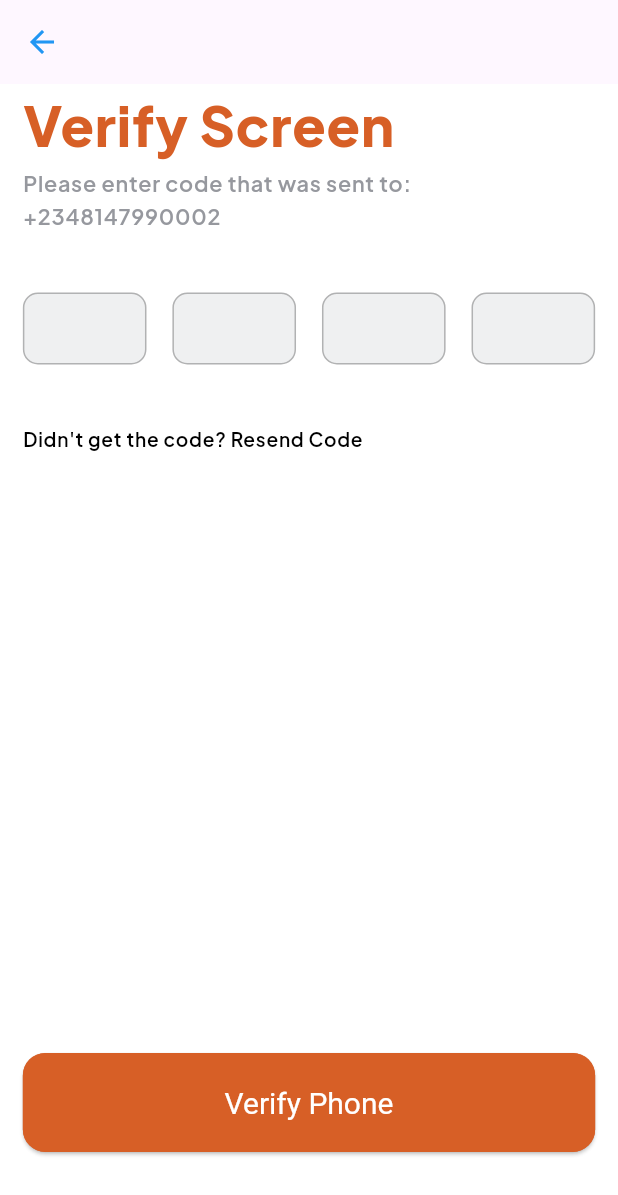
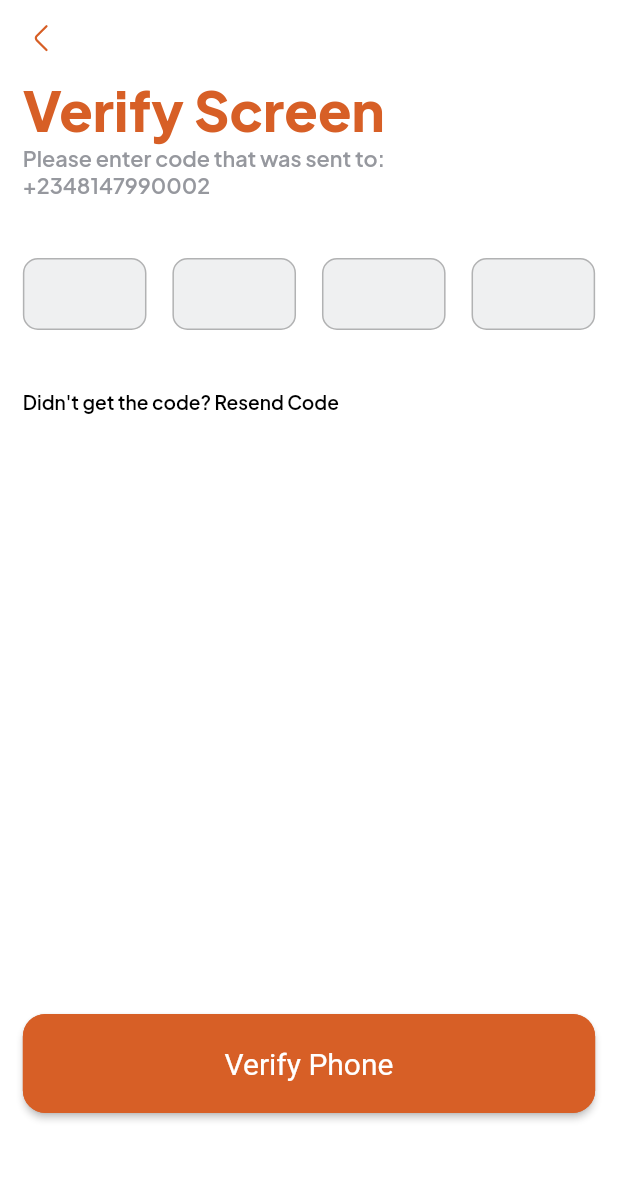
Before and after one commit to UcheAzubuko/floatr-v1, a Flutter app: the SignUpScreen screen opened by its route, after a tap on "Next", on a phone screen of 412 x 824 dp. Shown: the top 1195 px of the screen. Run offline on Flutter 3.47's test engine with Material 2 defaults, Android fonts, the phone set to English and light mode, and no system bars; drawn by our look-alikes of otp_text_field; our stand-ins replace dotted_border, flutter_svg, get_it, google_fonts, smooth_page_indicator.

Commit message:
update: custom appbar across screens, useMaterial3 - false

```diff
--- a/lib/app/features/authentication/view/login_screen.dart
+++ b/lib/app/features/authentication/view/login_screen.dart
@@ -5,6 +5,8 @@ import 'package:floatr/app/widgets/general_button.dart';
 import 'package:floatr/core/utils/app_colors.dart';
 import 'package:floatr/core/utils/spacing.dart';
 import 'package:flutter/material.dart';
+
+import '../../../widgets/custom_appbar.dart';
 
 class LoginScreen extends StatefulWidget {
   const LoginScreen({super.key});
@@ -17,7 +19,7 @@ class _LoginScreenState extends State<LoginScreen> {
   @override
   Widget build(BuildContext context) {
     return Scaffold(
-      appBar: AppBar(),
+      appBar: CustomAppBar(),
       body: SafeArea(
         child: Column(
           crossAxisAlignment: CrossAxisAlignment.start,
--- a/lib/app/features/authentication/view/sign_up_screen.dart
+++ b/lib/app/features/authentication/view/sign_up_screen.dart
@@ -4,11 +4,13 @@ import 'package:floatr/app/widgets/text_field.dart';
 import 'package:floatr/core/route/navigation_service.dart';
 import 'package:floatr/core/route/route_names.dart';
 import 'package:flutter/material.dart';
+import 'package:flutter_svg/svg.dart';
 
 import '../../../../core/misc/dependency_injectors.dart';
 import '../../../../core/utils/app_colors.dart';
 import '../../../../core/utils/spacing.dart';
 import '../../../widgets/app_text.dart';
+import '../../../widgets/custom_appbar.dart';
 import '../../../widgets/general_button.dart';
 
 class SignUpScreen extends StatefulWidget {
@@ -23,7 +25,7 @@ class _SignUpScreenState extends State<SignUpScreen> {
   @override
   Widget build(BuildContext context) {
     return Scaffold(
-      appBar: AppBar(foregroundColor: Colors.white, backgroundColor: Colors.white,),
+      appBar: CustomAppBar(),
       body: SingleChildScrollView(
         child: SafeArea(
           child: Column(
@@ -170,7 +172,8 @@ class _SignUpScreenState extends State<SignUpScreen> {
               const VerticalSpace(size: 20),
 
               GeneralButton(
-                onPressed: () => navigationService.navigateTo(RouteName.verifyOTP),
+                onPressed: () =>
+                    navigationService.navigateTo(RouteName.verifyOTP),
                 buttonTextColor: Colors.white,
                 height: context.heightPx * 0.08,
                 child: const Text('Next'),
--- a/lib/app/features/authentication/view/take_selfie_screen.dart
+++ b/lib/app/features/authentication/view/take_selfie_screen.dart
@@ -7,6 +7,7 @@ import 'package:flutter/material.dart';
 import '../../../../core/utils/app_colors.dart';
 import '../../../../core/utils/spacing.dart';
 import '../../../widgets/app_text.dart';
+import '../../../widgets/custom_appbar.dart';
 
 class TakeSelefieScreen extends StatefulWidget {
   const TakeSelefieScreen({super.key});
@@ -19,7 +20,7 @@ class _TakeSelefieScreenState extends State<TakeSelefieScreen> {
   @override
   Widget build(BuildContext context) {
     return Scaffold(
-      appBar: AppBar(),
+      appBar: CustomAppBar(),
       body: SafeArea(
         child: Center(
           child: Column(
--- a/lib/app/features/authentication/view/verify_bvn_screen.dart
+++ b/lib/app/features/authentication/view/verify_bvn_screen.dart
@@ -8,6 +8,7 @@ import '../../../../core/route/route_names.dart';
 import '../../../../core/utils/app_colors.dart';
 import '../../../../core/utils/spacing.dart';
 import '../../../widgets/app_text.dart';
+import '../../../widgets/custom_appbar.dart';
 import '../../../widgets/general_button.dart';
 import '../../../widgets/text_field.dart';
 
@@ -23,7 +24,7 @@ class _VerifyBVNScreenState extends State<VerifyBVNScreen> {
   @override
   Widget build(BuildContext context) {
     return Scaffold(
-      appBar: AppBar(),
+      appBar: CustomAppBar(),
       body: SafeArea(
         child: Column(
           crossAxisAlignment: CrossAxisAlignment.start,
--- a/lib/app/features/authentication/view/verify_otp_screen.dart
+++ b/lib/app/features/authentication/view/verify_otp_screen.dart
@@ -10,6 +10,7 @@ import '../../../../core/route/navigation_service.dart';
 import '../../../../core/route/route_names.dart';
 import '../../../../core/utils/app_colors.dart';
 import '../../../widgets/app_text.dart';
+import '../../../widgets/custom_appbar.dart';
 import '../../../widgets/general_button.dart';
 
 class VerifyPhoneScreen extends StatefulWidget {
@@ -24,7 +25,7 @@ class _VerifyPhoneScreenState extends State<VerifyPhoneScreen> {
   @override
   Widget build(BuildContext context) {
     return Scaffold(
-      appBar: AppBar(),
+      appBar: CustomAppBar(),
       body: SafeArea(
         child: Column(
           crossAxisAlignment: CrossAxisAlignment.start,
--- /dev/null
+++ b/lib/app/widgets/custom_appbar.dart
@@ -0,0 +1,34 @@
+
+import 'package:floatr/app/extensions/sized_context.dart';
+import 'package:flutter/material.dart';
+import 'package:flutter_svg/flutter_svg.dart';
+
+import '../../core/misc/dependency_injectors.dart';
+import '../../core/route/navigation_service.dart';
+
+class CustomAppBar extends StatelessWidget with PreferredSizeWidget {
+  final String? title;
+
+  @override
+  final Size preferredSize;
+
+  CustomAppBar({Key? key, this.title})
+      : preferredSize = const Size.fromHeight(50.0),
+        super(key: key);
+
+  @override
+  Widget build(BuildContext context) {
+    final NavigationService navigationService = di<NavigationService>();
+    return AppBar(
+      // your customization here
+      title: Text(title ?? ''),
+      leading: InkWell(
+        onTap: () => navigationService.maybePop(),
+        child: SvgPicture.asset('assets/icons/fill/arrow-left.svg',
+            height: context.heightPx * 0.02, width: context.widthPx * 0.02, fit: BoxFit.scaleDown),
+      ),
+      centerTitle: true,
+      // backgroundColor: Colors.black54,
+    );
+  }
+}
--- a/lib/core/route/navigation_service.dart
+++ b/lib/core/route/navigation_service.dart
@@ -22,4 +22,9 @@ class NavigationService {
     return _navigationKey.currentState!
         .pushNamedAndRemoveUntil(newRoute, (Route<dynamic> route) => false);
   }
+
+  Future<dynamic> maybePop() {
+    return _navigationKey.currentState!
+        .maybePop();
+  }
 }
```
Also changed, not shown: lib/main.dart (+6 -3 lines), assets/icons/fill/arrow-left.svg, 2 other files.
